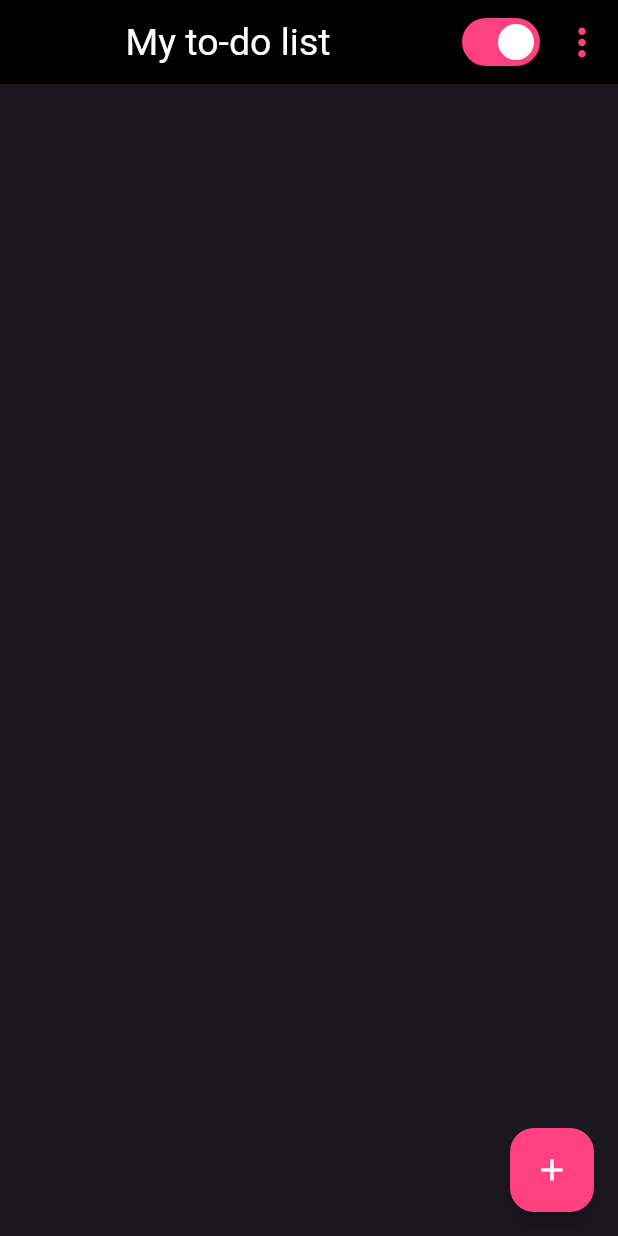
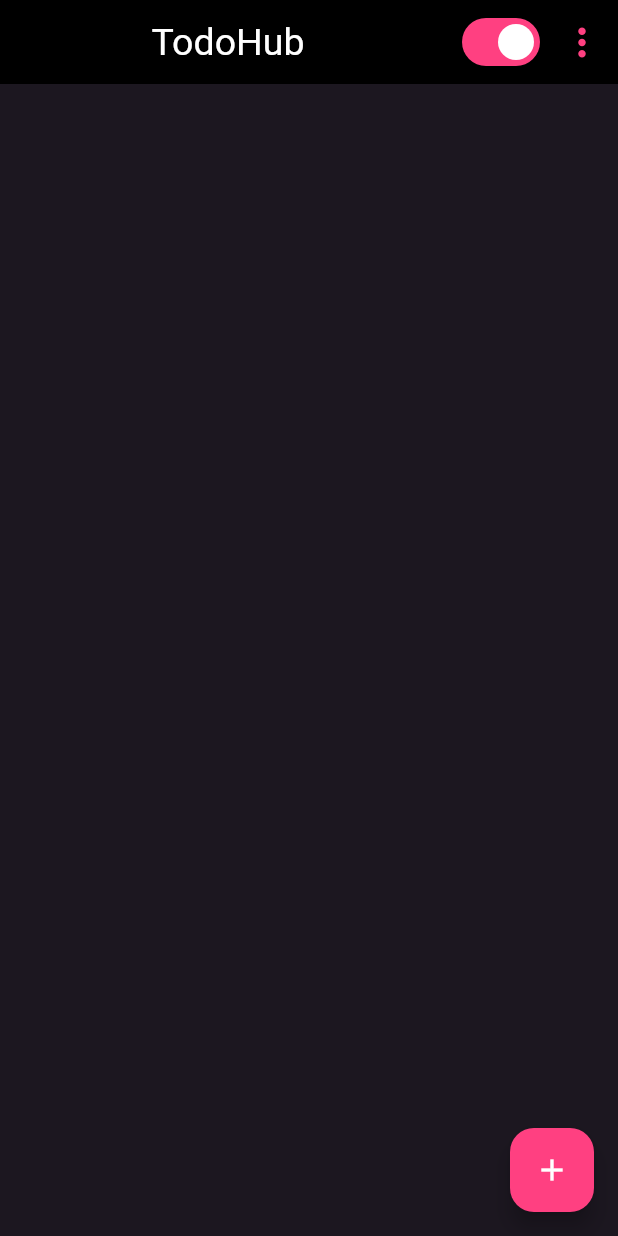
Before and after one commit to gu-tig333-ht23/gushagmib, a Flutter app: the screen it shows after launch, on a phone screen of 412 x 824 dp. Run offline on Flutter 3.47's test engine with Material 2 defaults, Android fonts, the phone set to English and light mode, and no system bars; our stand-ins replace google_fonts.

Commit message:
Renaming of app

```diff
--- a/lib/pages/add_item_page.dart
+++ b/lib/pages/add_item_page.dart
@@ -27,7 +27,7 @@ class _AddToDoItemPageState extends State<AddToDoItemPage> {
     return Scaffold(
       appBar: AppBar(
         title: Text(
-          "My to-do list",
+          "TodoHub",
         ),
       ),
       body: Column(
--- a/lib/pages/todo_page.dart
+++ b/lib/pages/todo_page.dart
@@ -30,7 +30,7 @@ class ToDoApp extends StatelessWidget {
       // Add listener for toggling darkmode
       child: Consumer<ThemeController>(builder: (_, controller, child) {
         return MaterialApp(
-          title: 'My todo list',
+          title: 'TodoHub',
           theme: controller.theme,
           home: MainPage(),
           debugShowCheckedModeBanner: false,
@@ -90,7 +90,7 @@ class MainPageAppBar extends StatelessWidget implements PreferredSizeWidget {
       ],
       title: Center(
         child: Text(
-          "My to-do list",
+          "TodoHub",
         ),
       ),
     );
```
